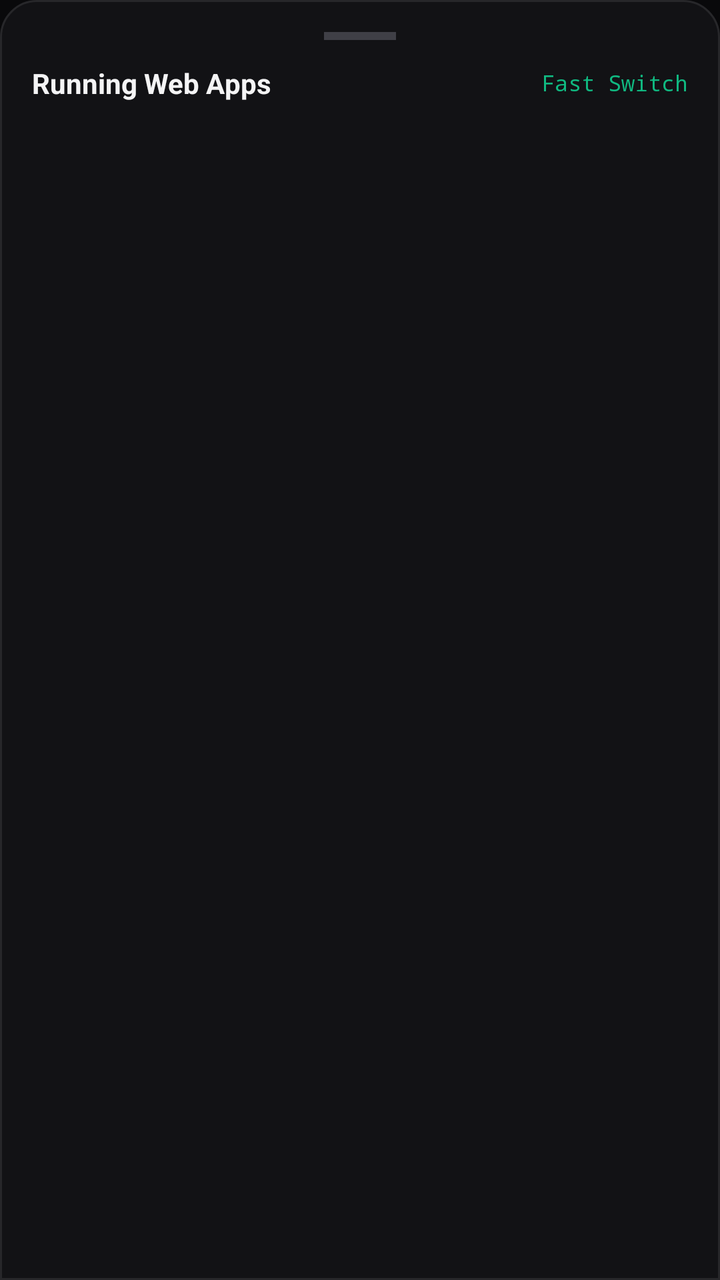
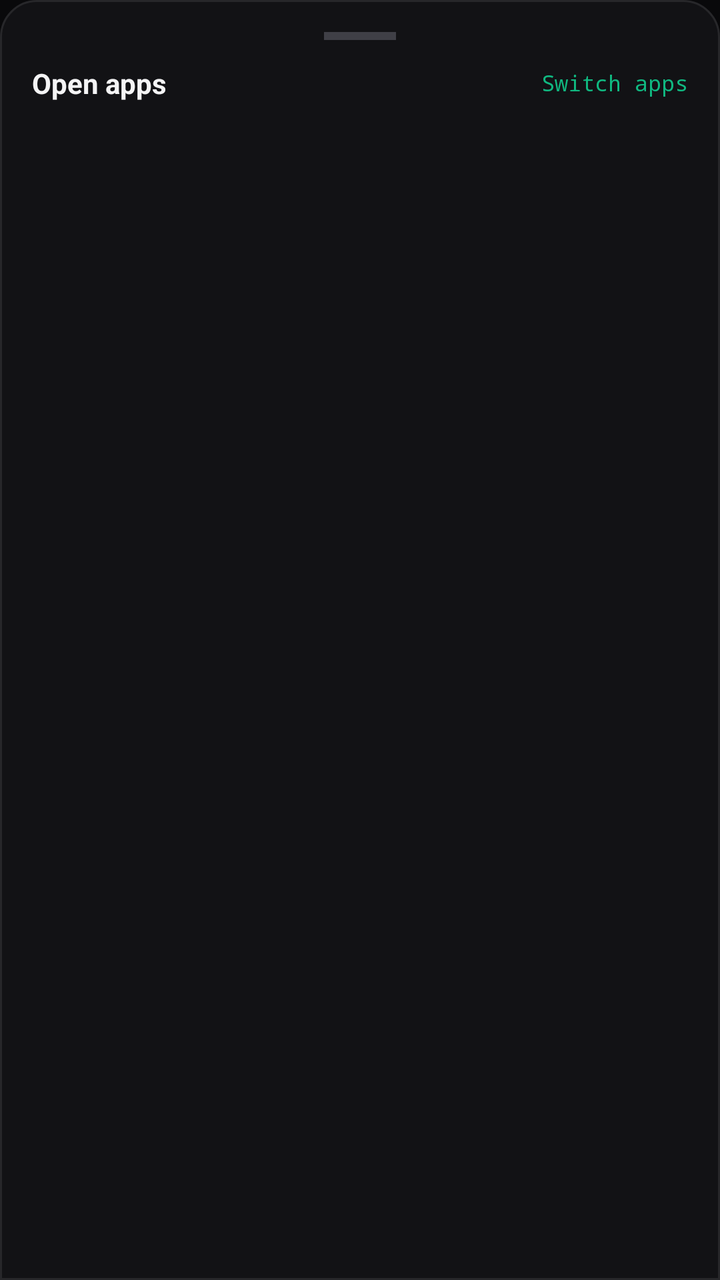

Compare the two renders of this Android layout. The source of the first and the diff that turns it into the second are given below.
<!-- AndroidManifest.xml: application theme Theme.Scaffold -->
<!-- res/layout/layout_bottom_sheet_app_switcher.xml -->
<?xml version="1.0" encoding="utf-8"?>
<LinearLayout xmlns:android="http://schemas.android.com/apk/res/android"
    xmlns:app="http://schemas.android.com/apk/res-auto"
    android:layout_width="match_parent"
    android:layout_height="wrap_content"
    android:orientation="vertical"
    android:background="@drawable/bg_bottom_sheet"
    android:padding="16dp">

    <View
        android:layout_width="36dp"
        android:layout_height="4dp"
        android:layout_gravity="center_horizontal"
        android:background="#3F3F46"
        android:layout_marginBottom="12dp" />

    <LinearLayout
        android:layout_width="match_parent"
        android:layout_height="wrap_content"
        android:orientation="horizontal"
        android:gravity="center_vertical"
        android:paddingBottom="10dp">

        <TextView
            android:layout_width="0dp"
            android:layout_height="wrap_content"
            android:layout_weight="1"
            android:text="Running Web Apps"
            android:textColor="@color/text_primary"
            android:textSize="14sp"
            android:textStyle="bold" />

        <TextView
            android:id="@+id/tv_switcher_count"
            android:layout_width="wrap_content"
            android:layout_height="wrap_content"
            android:text="Fast Switch"
            android:textColor="@color/accent_emerald"
            android:textSize="11sp"
            android:fontFamily="monospace" />
    </LinearLayout>

    <androidx.recyclerview.widget.RecyclerView
        android:id="@+id/rv_switcher_apps"
        android:layout_width="match_parent"
        android:layout_height="wrap_content"
        android:clipToPadding="false"
        android:paddingVertical="4dp" />

</LinearLayout>
<!-- resources referenced by this layout -->
<resources>
  <color name="accent_emerald">#10B981</color>
  <color name="text_primary">#F4F4F5</color>
  <!-- drawable bg_bottom_sheet (drawable) -->
  <?xml version="1.0" encoding="utf-8"?>
  <shape xmlns:android="http://schemas.android.com/apk/res/android"
      android:shape="rectangle">
      <solid android:color="@color/bg_surface" />
      <stroke
          android:width="1dp"
          android:color="@color/border_primary" />
      <corners
          android:topLeftRadius="18dp"
          android:topRightRadius="18dp"
          android:bottomLeftRadius="0dp"
          android:bottomRightRadius="0dp" />
  </shape>
  <style name="Theme.Scaffold" parent="Theme.Material3.Dark.NoActionBar">
          
          <item name="android:windowBackground">@color/bg_primary</item>
          <item name="android:statusBarColor">@color/bg_primary</item>
          <item name="android:navigationBarColor">@color/bg_primary</item>
          <item name="android:windowLightStatusBar">false</item>
          <item name="android:windowLightNavigationBar">false</item>
  
          
          <item name="colorPrimary">@color/accent_emerald</item>
          <item name="colorOnPrimary">@color/text_on_accent</item>
          <item name="colorSurface">@color/bg_surface</item>
          <item name="colorOnSurface">@color/text_primary</item>
          <item name="colorOutline">@color/border_primary</item>
          <item name="alertDialogTheme">@style/ThemeOverlay.Scaffold.AlertDialog</item>
      </style>
  <color name="bg_surface">#121215</color>
  <color name="border_primary">#27272A</color>
  <color name="bg_primary">#09090B</color>
  <color name="text_on_accent">#000000</color>
  <style name="ThemeOverlay.Scaffold.AlertDialog" parent="ThemeOverlay.AppCompat.Dialog.Alert">
          <item name="android:windowBackground">@drawable/bg_dialog_glass</item>
          <item name="colorAccent">@color/accent_emerald</item>
          <item name="colorPrimary">@color/accent_emerald</item>
          <item name="android:textColorPrimary">@color/text_primary</item>
          <item name="android:textColorSecondary">@color/text_secondary</item>
          <item name="android:backgroundDimAmount">0.5</item>
      </style>
  <!-- drawable bg_dialog_glass (drawable) -->
  <?xml version="1.0" encoding="utf-8"?>
  <inset xmlns:android="http://schemas.android.com/apk/res/android"
      android:insetLeft="20dp"
      android:insetRight="20dp"
      android:insetTop="24dp"
      android:insetBottom="24dp">
      <shape android:shape="rectangle">
          <gradient
              android:angle="315"
              android:startColor="#F2211A36"
              android:endColor="#F212101C" />
          <corners android:radius="20dp" />
          <stroke
              android:width="1dp"
              android:color="#33FFFFFF" />
      </shape>
  </inset>
  <color name="text_secondary">#A1A1AA</color>
</resources>

<!-- the commit's change to res/layout/layout_bottom_sheet_app_switcher.xml (unified diff, before → after) -->
@@ -25,7 +25,7 @@
             android:layout_width="0dp"
             android:layout_height="wrap_content"
             android:layout_weight="1"
-            android:text="Running Web Apps"
+            android:text="Open apps"
             android:textColor="@color/text_primary"
             android:textSize="14sp"
             android:textStyle="bold" />
@@ -34,7 +34,7 @@
             android:id="@+id/tv_switcher_count"
             android:layout_width="wrap_content"
             android:layout_height="wrap_content"
-            android:text="Fast Switch"
+            android:text="Switch apps"
             android:textColor="@color/accent_emerald"
             android:textSize="11sp"
             android:fontFamily="monospace" />
